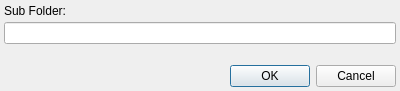
kestermckinney/ProjectNotes, file plugins/forms/dialogExportLocation.ui: the form before one commit.
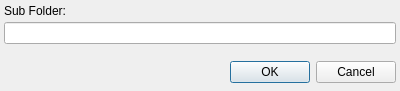
The form after the commit.

What changed in the file:
```diff
--- a/plugins/forms/dialogExportLocation.ui
+++ b/plugins/forms/dialogExportLocation.ui
@@ -27,7 +27,7 @@
     <number>4</number>
    </property>
    <property name="bottomMargin">
-    <number>4</number>
+    <number>8</number>
    </property>
    <item>
     <widget class="QLabel" name="labelSubFolder">
```
